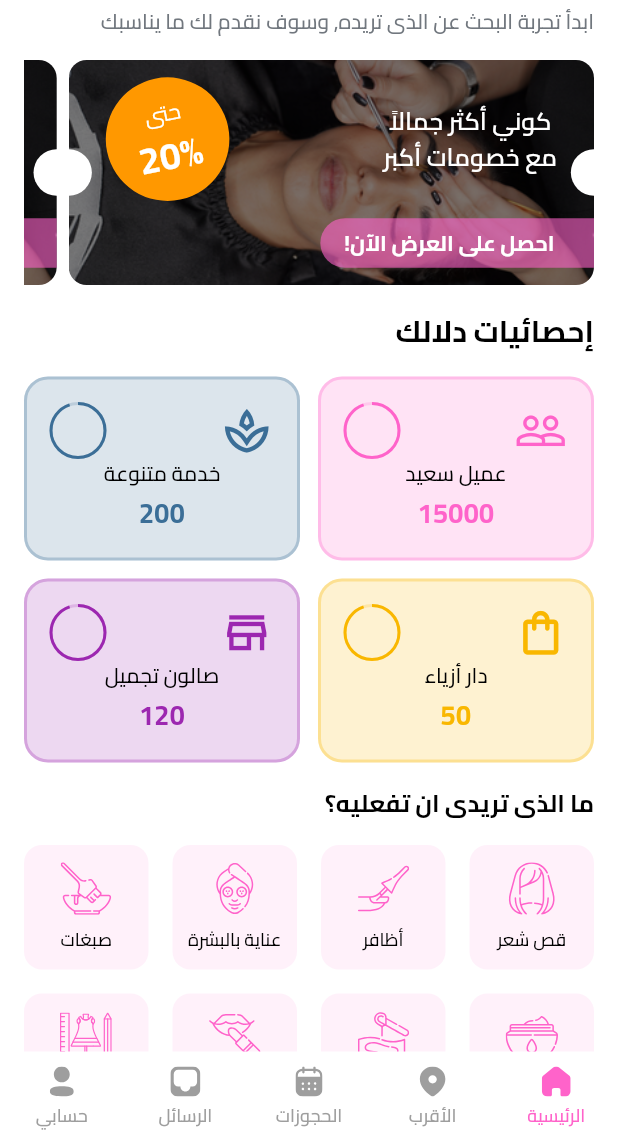
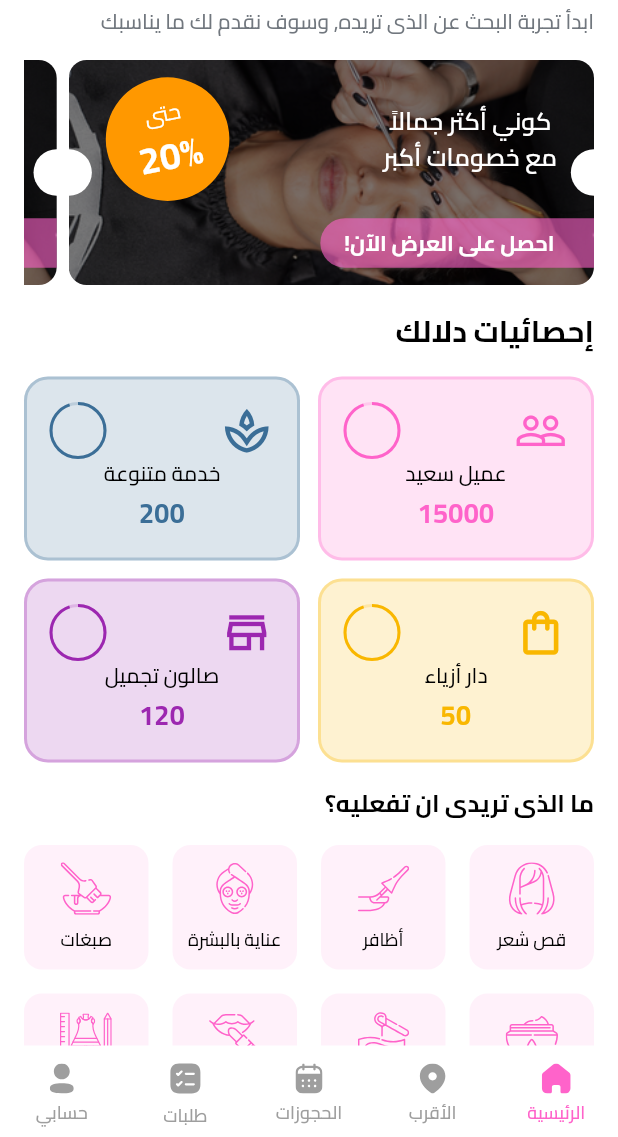
Before and after one commit to AbdulrhmanM0hamed/Beautilly, a Flutter app: the HomeView screen opened by its route, on a phone screen of 412 x 824 dp, the part 99-1236 px from its top. Run offline on Flutter 3.47's test engine with Material 3 defaults, Android fonts, the phone set to English and light mode, and no system bars; our stand-ins replace cached_network_image, flutter_rating_bar, flutter_svg, geolocator, google_maps_flutter, modal_progress_hud_nsn and 2 more; accounts and stored records are empty; network calls fail.

Commit message:
add  svg icon

```diff
--- a/lib/core/utils/constant/app_assets.dart
+++ b/lib/core/utils/constant/app_assets.dart
@@ -56,6 +56,7 @@ class AppAssets {
   static const String Location = '$_iconsPath/Location.svg';
   static const String Star = '$_iconsPath/Star.svg';
   static const String map = '$_iconsPath/map.svg';
+  static const String tfsel = '$_iconsPath/tfsel.svg';
 
   // Bottom Navigation Icons
   static const String homeIconBottom = '$_iconsPath/Home.svg';
--- a/lib/features/Home/presentation/view/home_view.dart
+++ b/lib/features/Home/presentation/view/home_view.dart
@@ -78,7 +78,7 @@ class _HomeViewState extends State<HomeView> {
               _buildNavItem(AppAssets.homeIconBottom, 'الرئيسية'),
               _buildNavItem(AppAssets.Location, 'الأقرب'),
               _buildNavItem(AppAssets.calendarIconBottom, 'الحجوزات'),
-              _buildNavItem(AppAssets.subtractIcon, 'الرسائل'),
+              _buildNavItem(AppAssets.tfsel, 'طلبات'),
               _buildNavItem(AppAssets.profileIconBottom, 'حسابي'),
             ],
           ),
@@ -113,7 +113,7 @@ class _HomeViewState extends State<HomeView> {
         return 1;
       case 'الحجوزات':
         return 2;
-      case 'الرسائل':
+      case 'طلبات':
         return 3;
       case 'حسابي':
         return 4;
--- a/lib/main.dart
+++ b/lib/main.dart
@@ -29,7 +29,7 @@ class MyApp extends StatelessWidget {
         GlobalCupertinoLocalizations.delegate,
       ],
       onGenerateRoute: onGenratedRoutes,
-      initialRoute: SplashView.routeName,
+      initialRoute: HomeView.routeName,
     );
   }
 }
```
Also changed, not shown: assets/icons/tfsel.svg (added).
